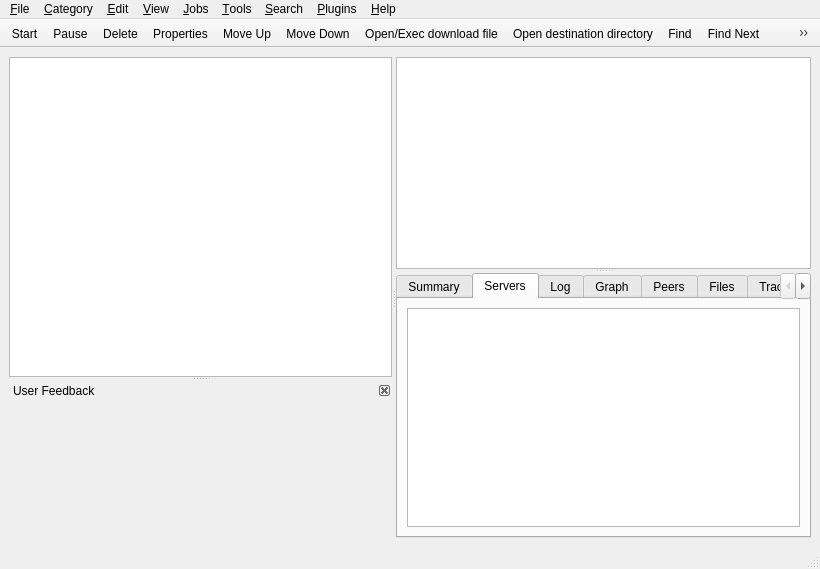
First picture: the form in karia2.ui, repository kitech/karia2, before the edit.
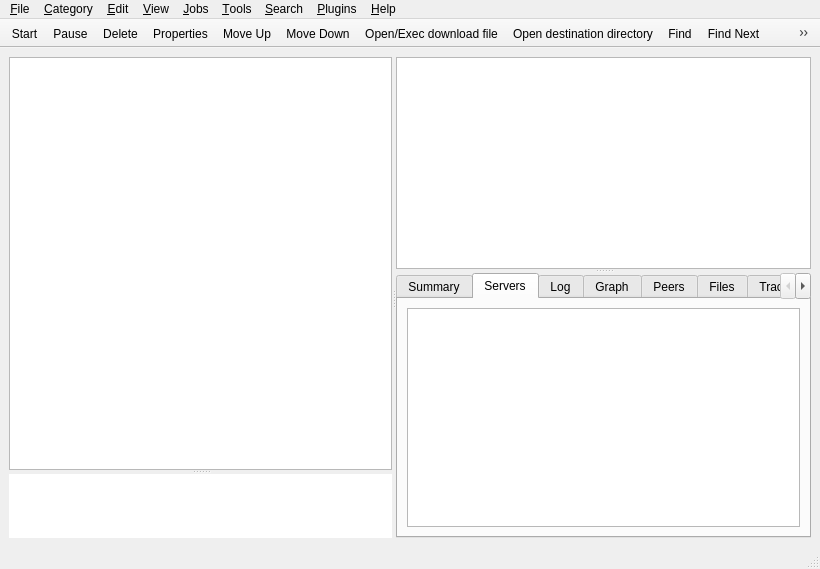
Second picture: the form after the edit. Icons and pictures are not drawn.

```diff
--- a/karia2.ui
+++ b/karia2.ui
@@ -20,9 +20,27 @@
    <string>Karia2 Download Manager</string>
   </property>
   <widget class="QWidget" name="centralwidget">
+   <property name="sizePolicy">
+    <sizepolicy hsizetype="Expanding" vsizetype="Expanding">
+     <horstretch>0</horstretch>
+     <verstretch>0</verstretch>
+    </sizepolicy>
+   </property>
    <layout class="QVBoxLayout" name="verticalLayout_3">
     <item>
      <widget class="QSplitter" name="splitter_4">
+      <property name="sizePolicy">
+       <sizepolicy hsizetype="Expanding" vsizetype="Expanding">
+        <horstretch>0</horstretch>
+        <verstretch>0</verstretch>
+       </sizepolicy>
+      </property>
+      <property name="maximumSize">
+       <size>
+        <width>16777215</width>
+        <height>16777215</height>
+       </size>
+      </property>
       <property name="orientation">
        <enum>Qt::Horizontal</enum>
       </property>
@@ -32,7 +50,7 @@
        </property>
        <widget class="QTreeView" name="mui_tv_category">
         <property name="sizePolicy">
-         <sizepolicy hsizetype="Expanding" vsizetype="Preferred">
+         <sizepolicy hsizetype="Expanding" vsizetype="Expanding">
           <horstretch>0</horstretch>
           <verstretch>0</verstretch>
          </sizepolicy>
@@ -40,7 +58,7 @@
         <property name="maximumSize">
          <size>
           <width>16777215</width>
-          <height>320</height>
+          <height>16777215</height>
          </size>
         </property>
         <property name="contextMenuPolicy">
@@ -50,14 +68,10 @@
          <set>QAbstractItemView::NoEditTriggers</set>
         </property>
        </widget>
-       <widget class="QDockWidget" name="dockWidget">
-        <property name="features">
-         <set>QDockWidget::DockWidgetClosable</set>
+       <widget class="QWidget" name="widget" native="true">
+        <property name="styleSheet">
+         <string notr="true">background-color: rgb(255, 255, 255);</string>
         </property>
-        <property name="windowTitle">
-         <string>User Feedback</string>
-        </property>
-        <widget class="QWidget" name="dockWidgetContents"/>
        </widget>
       </widget>
       <widget class="QSplitter" name="splitter_2">
```
Left out of the diff: 15 changed lines with no effect on the pictures.
